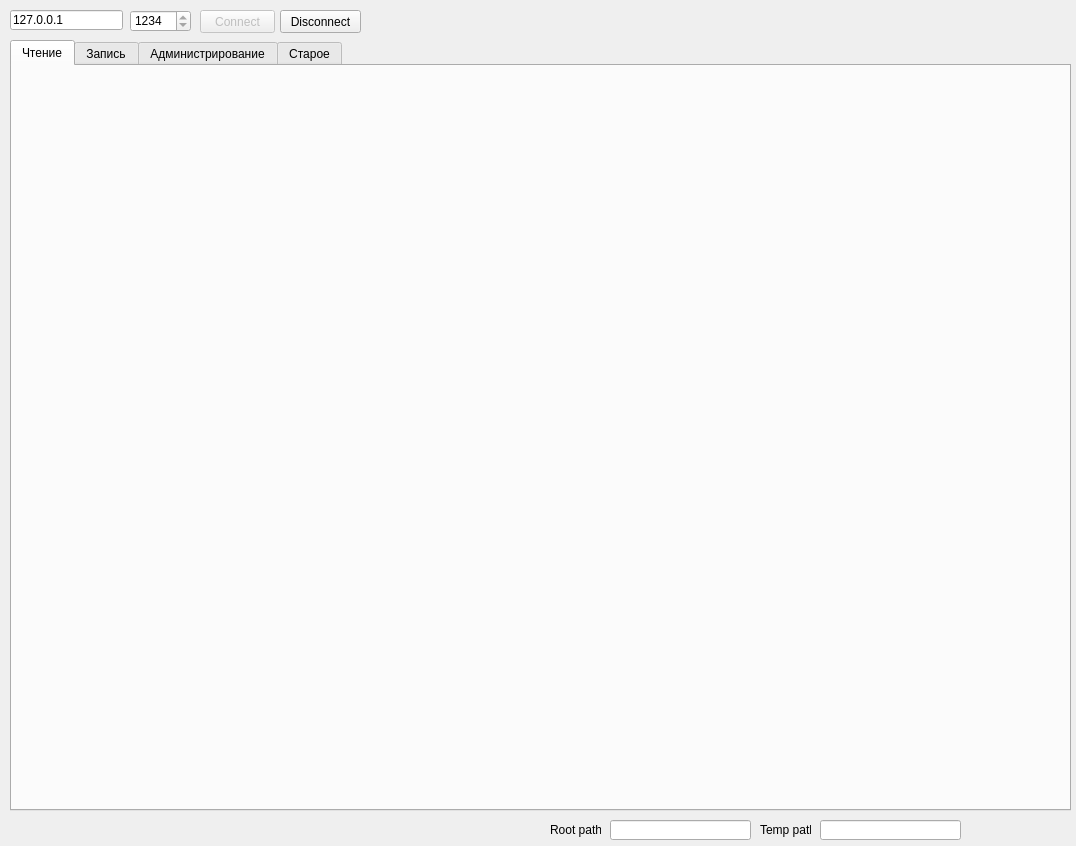
Old version of the form Socket_Client_v5/Dialogs/MainForm.ui in the repository Balog/Synchonization.
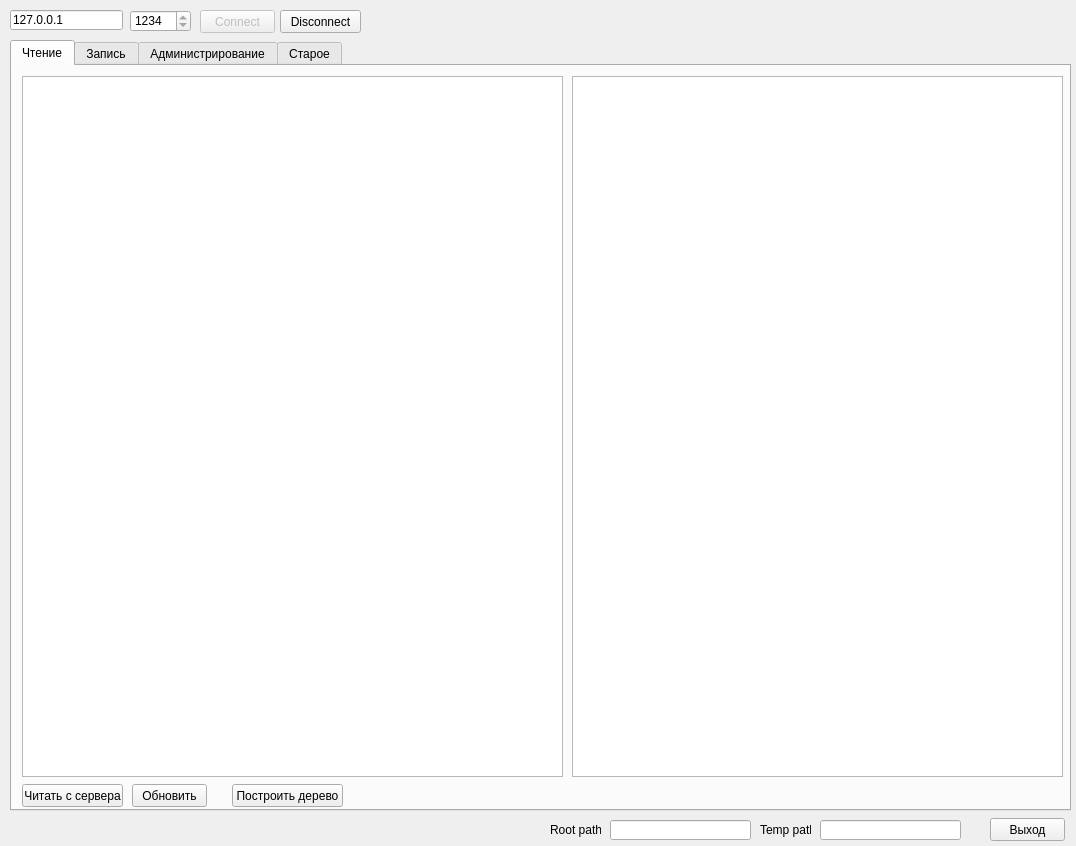
New version of the form. The open tabs and pages were chosen to show the change.

Diff of the .ui file:
```diff
--- a/Socket_Client_v5/Dialogs/MainForm.ui
+++ b/Socket_Client_v5/Dialogs/MainForm.ui
@@ -151,6 +151,65 @@
     <attribute name="title">
      <string>Чтение</string>
     </attribute>
+    <widget class="QTreeView" name="tvRead">
+     <property name="geometry">
+      <rect>
+       <x>10</x>
+       <y>10</y>
+       <width>541</width>
+       <height>701</height>
+      </rect>
+     </property>
+    </widget>
+    <widget class="QPushButton" name="pbRead">
+     <property name="geometry">
+      <rect>
+       <x>10</x>
+       <y>718</y>
+       <width>101</width>
+       <height>23</height>
+      </rect>
+     </property>
+     <property name="text">
+      <string>Читать с сервера</string>
+     </property>
+    </widget>
+    <widget class="QPushButton" name="pbRefresh">
+     <property name="geometry">
+      <rect>
+       <x>120</x>
+       <y>718</y>
+       <width>75</width>
+       <height>23</height>
+      </rect>
+     </property>
+     <property name="text">
+      <string>Обновить</string>
+     </property>
+    </widget>
+    <widget class="QListView" name="lvDescription">
+     <property name="geometry">
+      <rect>
+       <x>560</x>
+       <y>10</y>
+       <width>491</width>
+       <height>701</height>
+      </rect>
+     </property>
+    </widget>
+    <widget class="QPushButton" name="pbBuildRead">
+     <property name="geometry">
+      <rect>
+       <x>220</x>
+       <y>718</y>
+       <width>111</width>
+       <height>23</height>
+      </rect>
+     </property>
+     <property name="text">
+      <string>Построить дерево</string>
+     </property>
+    </widget>
    </widget>
    <widget class="QWidget" name="tab_2">
     <attribute name="title">
@@ -614,6 +673,19 @@
     </widget>
    </widget>
   </widget>
+  <widget class="QPushButton" name="pbExit">
+   <property name="geometry">
+    <rect>
+     <x>990</x>
+     <y>818</y>
+     <width>75</width>
+     <height>23</height>
+    </rect>
+   </property>
+   <property name="text">
+    <string>Выход</string>
+   </property>
+  </widget>
  </widget>
  <resources/>
  <connections>
```
Left out of the diff: 2 changed lines with no effect on the pictures.
